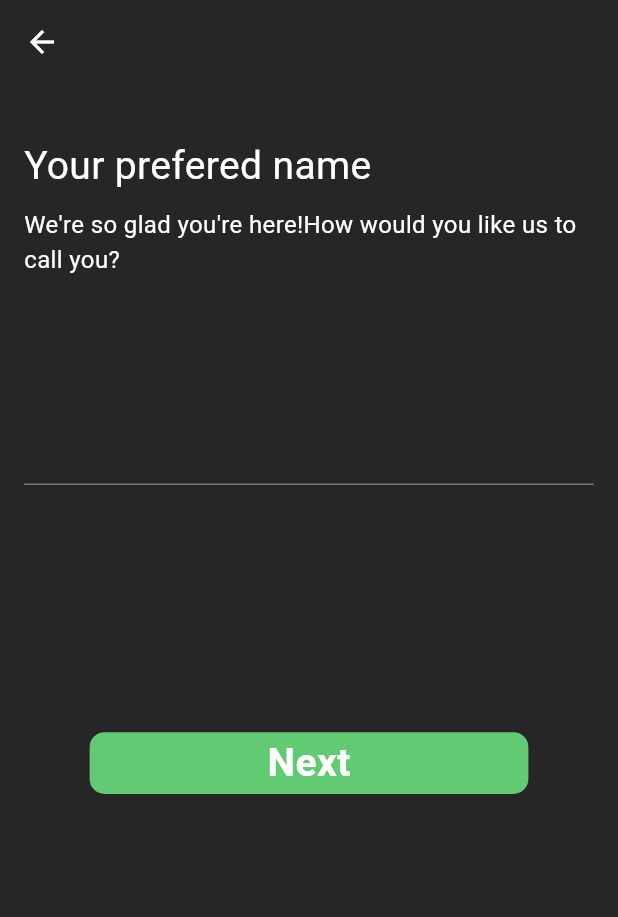
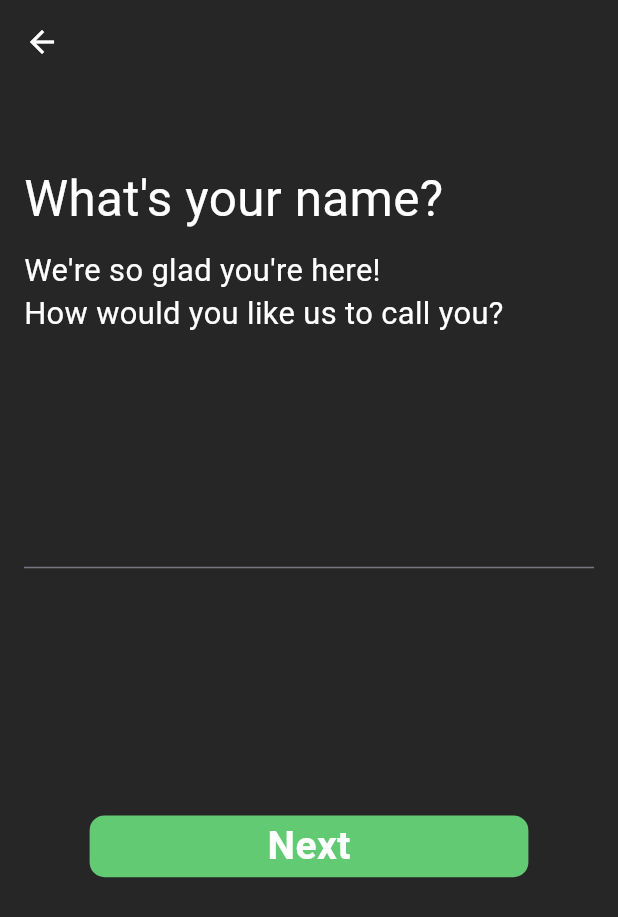
Before and after one commit to sidesshmore/AlzPal_Patient, a Flutter app: the NameScreen screen opened directly, on a phone screen of 412 x 824 dp. Shown: the top 917 px of the screen. Run offline on Flutter 3.47's test engine with Material 3 defaults, Android fonts, the phone set to English and light mode, and no system bars; our stand-ins replace hive, hive_flutter, syncfusion_flutter_charts; accounts and stored records are empty.

Commit message:
name screen UI fixed

```diff
--- a/lib/OnBoarding/ui/NameScreen.dart
+++ b/lib/OnBoarding/ui/NameScreen.dart
@@ -30,37 +30,44 @@ class _NameScreenState extends State<NameScreen> {
           child: Column(
             // mainAxisAlignment: MainAxisAlignment.start,
             children: [
-              SizedBox(height: screenHeight*0.025),
+              SizedBox(height: screenHeight * 0.045),
               Row(
                 mainAxisAlignment: MainAxisAlignment.start,
                 children: [
                   Text(
-                    'Your prefered name',
-                    style: TextStyle(color: Colors.white, fontSize: 26),
+                    'What\'s your name?',
+                    style: TextStyle(
+                        color: Colors.white, fontSize: screenWidth * 0.08),
                   ),
                 ],
               ),
               SizedBox(
-                height: screenHeight*0.011,
+                height: screenHeight * 0.011,
               ),
-              Text(
-                'We\'re so glad you\'re here!How would you like us to call you?',
-                style: TextStyle(color: Colors.white, fontSize: 16),
+              Row(
+                children: [
+                  Text(
+                    'We\'re so glad you\'re here!\nHow would you like us to call you?',
+                    style: TextStyle(
+                        color: Colors.white, fontSize: screenWidth * 0.05),
+                  ),
+                ],
               ),
               SizedBox(
-                height: screenHeight*0.11,
+                height: screenHeight * 0.11,
               ),
               TextFormField(
                 textAlign: TextAlign.center,
                 controller: _namecontroller,
-                style: TextStyle(color: Colors.white),
+                style: TextStyle(
+                    color: Colors.white, fontSize: screenWidth * 0.08),
                 cursorColor: Colors.white,
-                decoration: InputDecoration(
+                decoration: const InputDecoration(
                     focusedBorder: OutlineInputBorder(
                         borderSide: BorderSide(color: GreenColor))),
               ),
               SizedBox(
-                height: screenHeight*0.20,
+                height: screenHeight * 0.20,
               ),
               InkWell(
                 onTap: () async {
@@ -71,8 +78,8 @@ class _NameScreenState extends State<NameScreen> {
                           builder: (context) => const HomeScreen()));
                 },
                 child: Container(
-                  width: screenWidth*0.71,
-                  height: screenHeight*0.05,
+                  width: screenWidth * 0.71,
+                  height: screenHeight * 0.05,
                   decoration: BoxDecoration(
                     borderRadius: BorderRadius.circular(10),
                     color: GreenColor,
```
